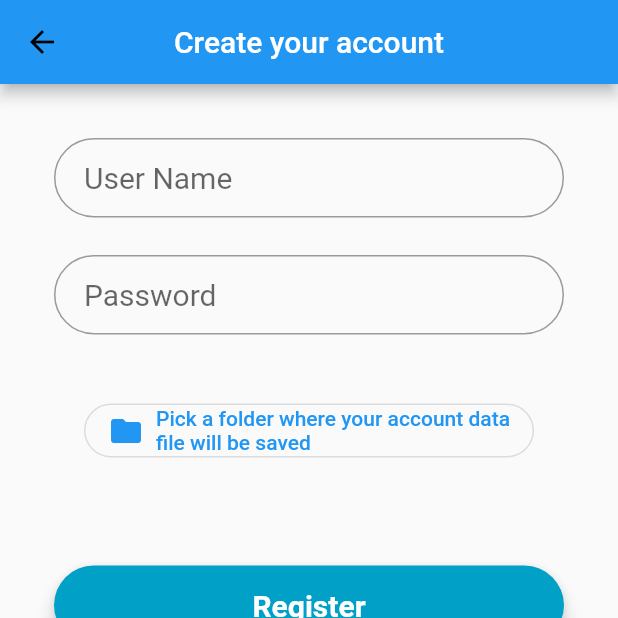
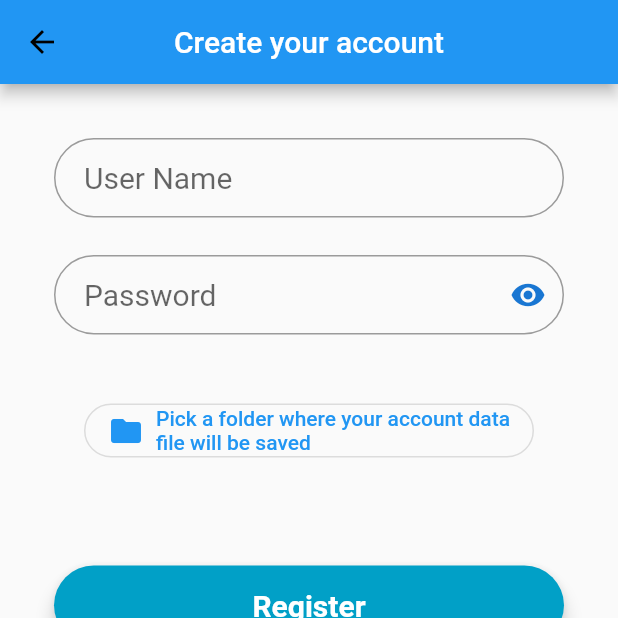
Before and after one commit to Richsan/comprei, a Flutter app: the RegistrationScreen screen opened by its route, on a phone screen of 412 x 824 dp, the top half of it. Run offline on Flutter 3.47's test engine with Material 2 defaults, Android fonts, the phone set to English and light mode, and no system bars; our stand-ins replace bloc, equatable, flutter_bloc, sqflite_sqlcipher; missing offline and left inert: filesystem_picker, qr_code_scanner; accounts and stored records are empty; generated files the repository leaves out were written again; Roboto replaces fonts that are missing (Montserrat).

Commit message:
Adding toggle visibility to password input

```diff
--- a/lib/adapters/input_masks.dart
+++ b/lib/adapters/input_masks.dart
@@ -1,8 +1,6 @@
 import 'package:comprei/adapters/number.dart';
 import 'package:comprei/adapters/string.dart';
 import 'package:flutter/services.dart';
-
-final t = FilteringTextInputFormatter.allow(RegExp("[0-9]"));
 
 class _CurrencyInputFormatter extends TextInputFormatter {
   @override
--- a/lib/widgets/inputs.dart
+++ b/lib/widgets/inputs.dart
@@ -4,8 +4,15 @@ import 'package:comprei/adapters/input_masks.dart';
 import 'package:comprei/widgets/styles.dart';
 import 'package:filesystem_picker/filesystem_picker.dart';
 import 'package:flutter/material.dart';
+import 'package:flutter_bloc/flutter_bloc.dart';
 import 'package:flutter_gen/gen_l10n/app_localizations.dart';
 import 'package:path_provider/path_provider.dart';
+
+class _PasswordFieldCubit extends Cubit<bool> {
+  _PasswordFieldCubit({bool obscureText = true}) : super(obscureText);
+
+  void toggleVisibility() => emit(!state);
+}
 
 class PasswordField extends StatelessWidget {
   const PasswordField({
@@ -19,8 +26,11 @@ class PasswordField extends StatelessWidget {
 
   @override
   Widget build(BuildContext context) {
-    return TextField(
-      obscureText: true,
+    return BlocProvider(
+      create: (context) => _PasswordFieldCubit(),
+      child: BlocBuilder<_PasswordFieldCubit, bool>(
+        builder: (context, obscureText) => TextField(
+          obscureText: obscureText,
           onChanged: onChanged,
           style: style,
           decoration: InputDecoration(
@@ -28,6 +38,16 @@ class PasswordField extends StatelessWidget {
             hintText: AppLocalizations.of(context)!.password,
             errorText: errorText,
             border: border,
+            suffixIcon: IconButton(
+              icon: Icon(
+                obscureText ? Icons.visibility : Icons.visibility_off,
+                color: Theme.of(context).primaryColorDark,
+              ),
+              onPressed: () => BlocProvider.of<_PasswordFieldCubit>(context)
+                  .toggleVisibility(),
+            ),
+          ),
+        ),
       ),
     );
   }
```
Lines whose indentation alone changed are shown as unchanged.
